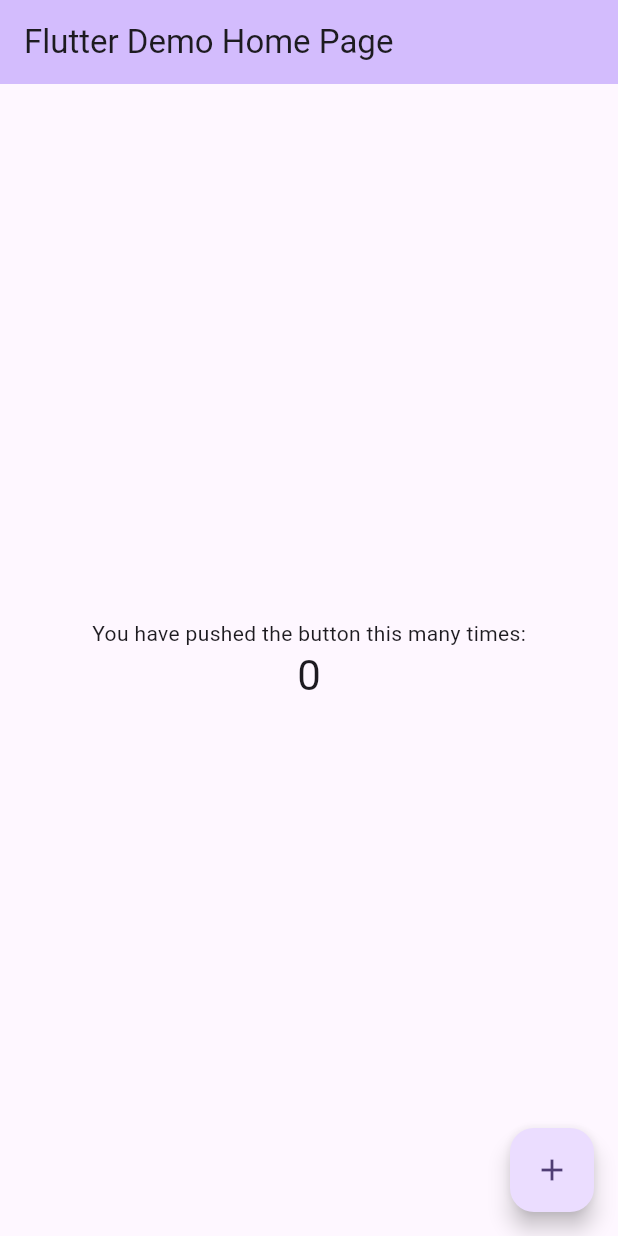
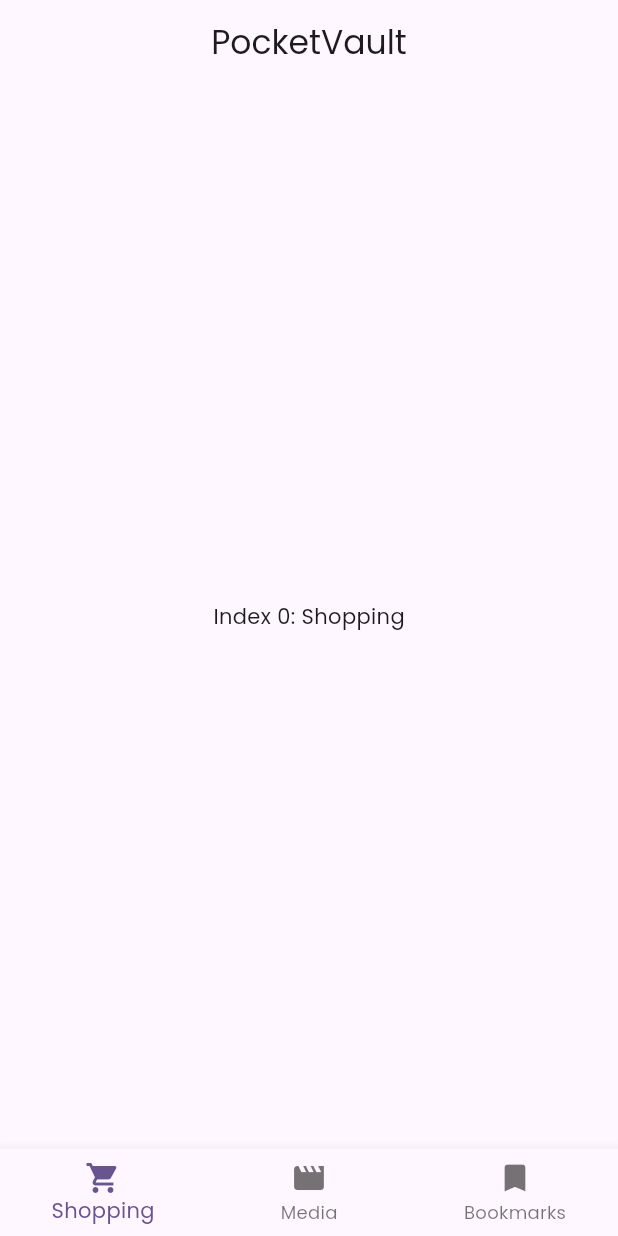
Before and after one commit to SaidurRahman1004/pocketvault, a Flutter app: the screen it shows after launch, on a phone screen of 412 x 824 dp. Run offline on Flutter 3.47's test engine with Material 3 defaults, Android fonts, the phone set to English and light mode, and no system bars; our stand-ins replace google_fonts.

Commit message:
homeScreen Bottom

```diff
--- /dev/null
+++ b/lib/features/home/screens/home_screen.dart
@@ -0,0 +1,41 @@
+import 'package:flutter/material.dart';
+
+class HomeScreen extends StatefulWidget {
+  const HomeScreen({super.key});
+
+  @override
+  State<HomeScreen> createState() => _HomeScreenState();
+}
+
+class _HomeScreenState extends State<HomeScreen> {
+  int _selectedIndex = 0;
+
+  static const List<Widget> _widgetOptions = <Widget>[
+    Center(child: Text('Index 0: Shopping')), // ShoppingListScreen()
+    Center(child: Text('Index 1: Media')), // MediaTrackerScreen()
+    Center(child: Text('Index 2: Bookmarks')), // BookmarksScreen()
+  ];
+
+  //tap to changeItem
+  void _onItemTapped(int index) {
+    setState(() {
+      _selectedIndex = index;
+    });
+  }
+
+  @override
+  Widget build(BuildContext context) {
+    return Scaffold(
+      appBar: AppBar(title: const Text('PocketVault'), centerTitle: true),
+      body: Center(child: _widgetOptions.elementAt(_selectedIndex)),
+      bottomNavigationBar: BottomNavigationBar(items: const <BottomNavigationBarItem>[
+        BottomNavigationBarItem(icon: Icon(Icons.shopping_cart), label: 'Shopping'),
+        BottomNavigationBarItem(icon: Icon(Icons.movie), label: 'Media'),
+        BottomNavigationBarItem(icon: Icon(Icons.bookmark), label: 'Bookmarks'),
+      ],
+        currentIndex: _selectedIndex,
+        onTap: _onItemTapped,
+      ),
+    );
+  }
+}
--- a/lib/main.dart
+++ b/lib/main.dart
@@ -1,4 +1,7 @@
 import 'package:flutter/material.dart';
+import 'package:google_fonts/google_fonts.dart';
+
+import 'features/home/screens/home_screen.dart';
 
 void main() {
   runApp(const MyApp());
@@ -7,116 +10,17 @@ void main() {
 class MyApp extends StatelessWidget {
   const MyApp({super.key});
 
-  // This widget is the root of your application.
   @override
   Widget build(BuildContext context) {
     return MaterialApp(
-      title: 'Flutter Demo',
+      title: 'PocketVault',
+      debugShowCheckedModeBanner: false,
       theme: ThemeData(
-        // This is the theme of your application.
-        //
-        // TRY THIS: Try running your application with "flutter run". You'll see
-        // the application has a purple toolbar. Then, without quitting the app,
-        // try changing the seedColor in the colorScheme below to Colors.green
-        // and then invoke "hot reload" (save your changes or press the "hot
-        // reload" button in a Flutter-supported IDE, or press "r" if you used
-        // the command line to start the app).
-        //
-        // Notice that the counter didn't reset back to zero; the application
-        // state is not lost during the reload. To reset the state, use hot
-        // restart instead.
-        //
-        // This works for code too, not just values: Most code changes can be
-        // tested with just a hot reload.
-        colorScheme: .fromSeed(seedColor: Colors.deepPurple),
+        colorScheme: ColorScheme.fromSeed(seedColor: Colors.deepPurple),
+        useMaterial3: true,
+        textTheme: GoogleFonts.poppinsTextTheme(Theme.of(context).textTheme),
       ),
-      home: const MyHomePage(title: 'Flutter Demo Home Page'),
+      home: const HomeScreen(),
     );
   }
 }
-
-class MyHomePage extends StatefulWidget {
-  const MyHomePage({super.key, required this.title});
-
-  // This widget is the home page of your application. It is stateful, meaning
-  // that it has a State object (defined below) that contains fields that affect
-  // how it looks.
-
-  // This class is the configuration for the state. It holds the values (in this
-  // case the title) provided by the parent (in this case the App widget) and
-  // used by the build method of the State. Fields in a Widget subclass are
-  // always marked "final".
-
-  final String title;
-
-  @override
-  State<MyHomePage> createState() => _MyHomePageState();
-}
-
-class _MyHomePageState extends State<MyHomePage> {
-  int _counter = 0;
-
-  void _incrementCounter() {
-    setState(() {
-      // This call to setState tells the Flutter framework that something has
-      // changed in this State, which causes it to rerun the build method below
-      // so that the display can reflect the updated values. If we changed
-      // _counter without calling setState(), then the build method would not be
-      // called again, and so nothing would appear to happen.
-      _counter++;
-    });
-  }
-
-  @override
-  Widget build(BuildContext context) {
-    // This method is rerun every time setState is called, for instance as done
-    // by the _incrementCounter method above.
-    //
-    // The Flutter framework has been optimized to make rerunning build methods
-    // fast, so that you can just rebuild anything that needs updating rather
-    // than having to individually change instances of widgets.
-    return Scaffold(
-      appBar: AppBar(
-        // TRY THIS: Try changing the color here to a specific color (to
-        // Colors.amber, perhaps?) and trigger a hot reload to see the AppBar
-        // change color while the other colors stay the same.
-        backgroundColor: Theme.of(context).colorScheme.inversePrimary,
-        // Here we take the value from the MyHomePage object that was created by
-        // the App.build method, and use it to set our appbar title.
-        title: Text(widget.title),
-      ),
-      body: Center(
-        // Center is a layout widget. It takes a single child and positions it
-        // in the middle of the parent.
-        child: Column(
-          // Column is also a layout widget. It takes a list of children and
-          // arranges them vertically. By default, it sizes itself to fit its
-          // children horizontally, and tries to be as tall as its parent.
-          //
-          // Column has various properties to control how it sizes itself and
-          // how it positions its children. Here we use mainAxisAlignment to
-          // center the children vertically; the main axis here is the vertical
-          // axis because Columns are vertical (the cross axis would be
-          // horizontal).
-          //
-          // TRY THIS: Invoke "debug painting" (choose the "Toggle Debug Paint"
-          // action in the IDE, or press "p" in the console), to see the
-          // wireframe for each widget.
-          mainAxisAlignment: .center,
-          children: [
-            const Text('You have pushed the button this many times:'),
-            Text(
-              '$_counter',
-              style: Theme.of(context).textTheme.headlineMedium,
-            ),
-          ],
-        ),
-      ),
-      floatingActionButton: FloatingActionButton(
-        onPressed: _incrementCounter,
-        tooltip: 'Increment',
-        child: const Icon(Icons.add),
-      ),
-    );
-  }
-}
```
Also changed, not shown: pubspec.yaml (+7 -40 lines), lib/app/navigation/app_router.dart (added), lib/app/theme/app_theme.dart (added), lib/data/local/database_helper.dart (added), pubspec.lock, 1 other file.
